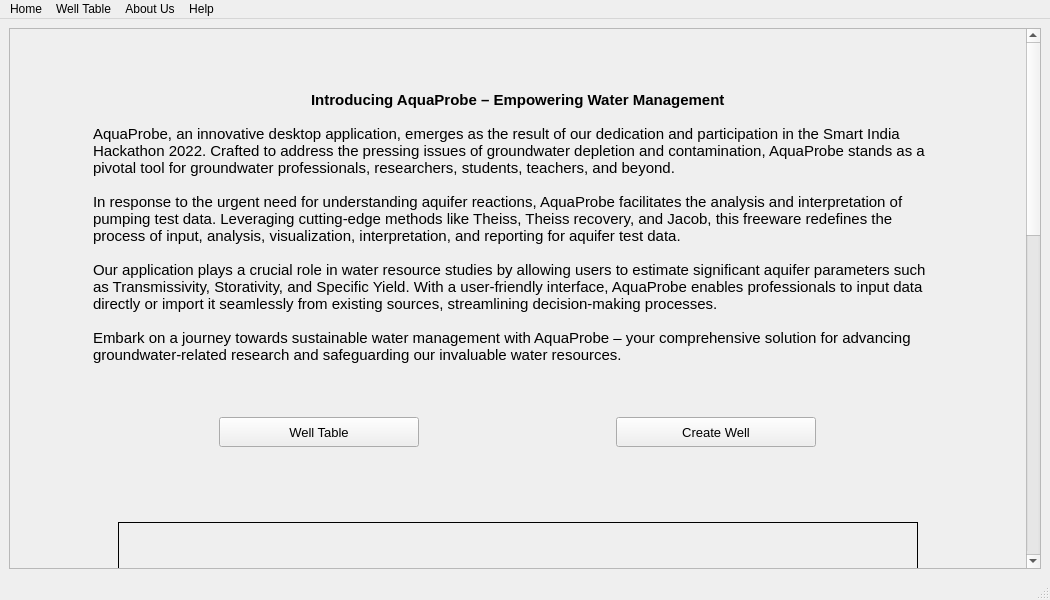
This is home_page.ui in dhairyashil-G/CGWB-Desktop-App as Qt 5 draws it before an edit. The edited form follows.
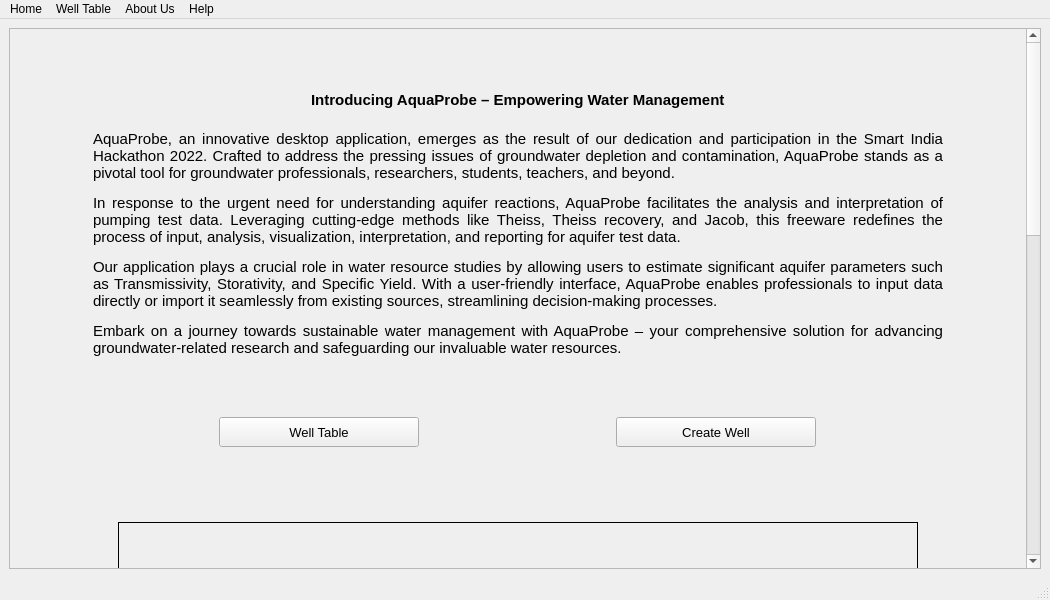
This is the edited form. Icons and pictures are not drawn.

Patch:
```diff
--- a/home_page.ui
+++ b/home_page.ui
@@ -24,9 +24,9 @@
        <property name="geometry">
         <rect>
          <x>0</x>
-         <y>-755</y>
+         <y>0</y>
          <width>1013</width>
-         <height>1606</height>
+         <height>1600</height>
         </rect>
        </property>
        <layout class="QVBoxLayout" name="verticalLayout">
@@ -152,13 +152,7 @@
               <number>1</number>
              </property>
              <property name="text">
-              <string>AquaProbe, an innovative desktop application, emerges as the result of our dedication and participation in the Smart India Hackathon 2022. Crafted to address the pressing issues of groundwater depletion and contamination, AquaProbe stands as a pivotal tool for groundwater professionals, researchers, students, teachers, and beyond.
-
-In response to the urgent need for understanding aquifer reactions, AquaProbe facilitates the analysis and interpretation of pumping test data. Leveraging cutting-edge methods like Theiss, Theiss recovery, and Jacob, this freeware redefines the process of input, analysis, visualization, interpretation, and reporting for aquifer test data.
-
-Our application plays a crucial role in water resource studies by allowing users to estimate significant aquifer parameters such as Transmissivity, Storativity, and Specific Yield. With a user-friendly interface, AquaProbe enables professionals to input data directly or import it seamlessly from existing sources, streamlining decision-making processes.
-
-Embark on a journey towards sustainable water management with AquaProbe – your comprehensive solution for advancing groundwater-related research and safeguarding our invaluable water resources.</string>
+              <string>&lt;html&gt;&lt;head/&gt;&lt;body&gt;&lt;p align=&quot;justify&quot;&gt;AquaProbe, an innovative desktop application, emerges as the result of our dedication and participation in the Smart India Hackathon 2022. Crafted to address the pressing issues of groundwater depletion and contamination, AquaProbe stands as a pivotal tool for groundwater professionals, researchers, students, teachers, and beyond.&lt;/p&gt;&lt;p align=&quot;justify&quot;&gt;In response to the urgent need for understanding aquifer reactions, AquaProbe facilitates the analysis and interpretation of pumping test data. Leveraging cutting-edge methods like Theiss, Theiss recovery, and Jacob, this freeware redefines the process of input, analysis, visualization, interpretation, and reporting for aquifer test data.&lt;/p&gt;&lt;p align=&quot;justify&quot;&gt;Our application plays a crucial role in water resource studies by allowing users to estimate significant aquifer parameters such as Transmissivity, Storativity, and Specific Yield. With a user-friendly interface, AquaProbe enables professionals to input data directly or import it seamlessly from existing sources, streamlining decision-making processes.&lt;/p&gt;&lt;p align=&quot;justify&quot;&gt;Embark on a journey towards sustainable water management with AquaProbe – your comprehensive solution for advancing groundwater-related research and safeguarding our invaluable water resources.&lt;/p&gt;&lt;/body&gt;&lt;/html&gt;</string>
              </property>
              <property name="wordWrap">
               <bool>true</bool>
```
